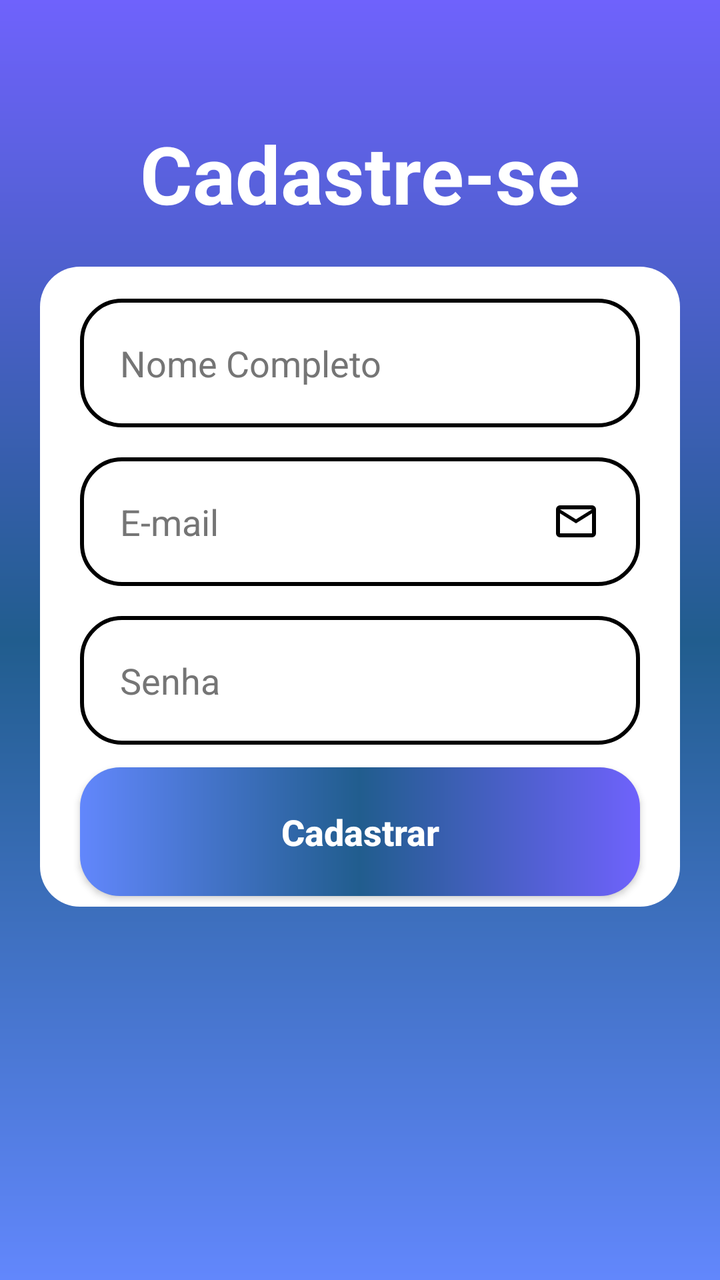
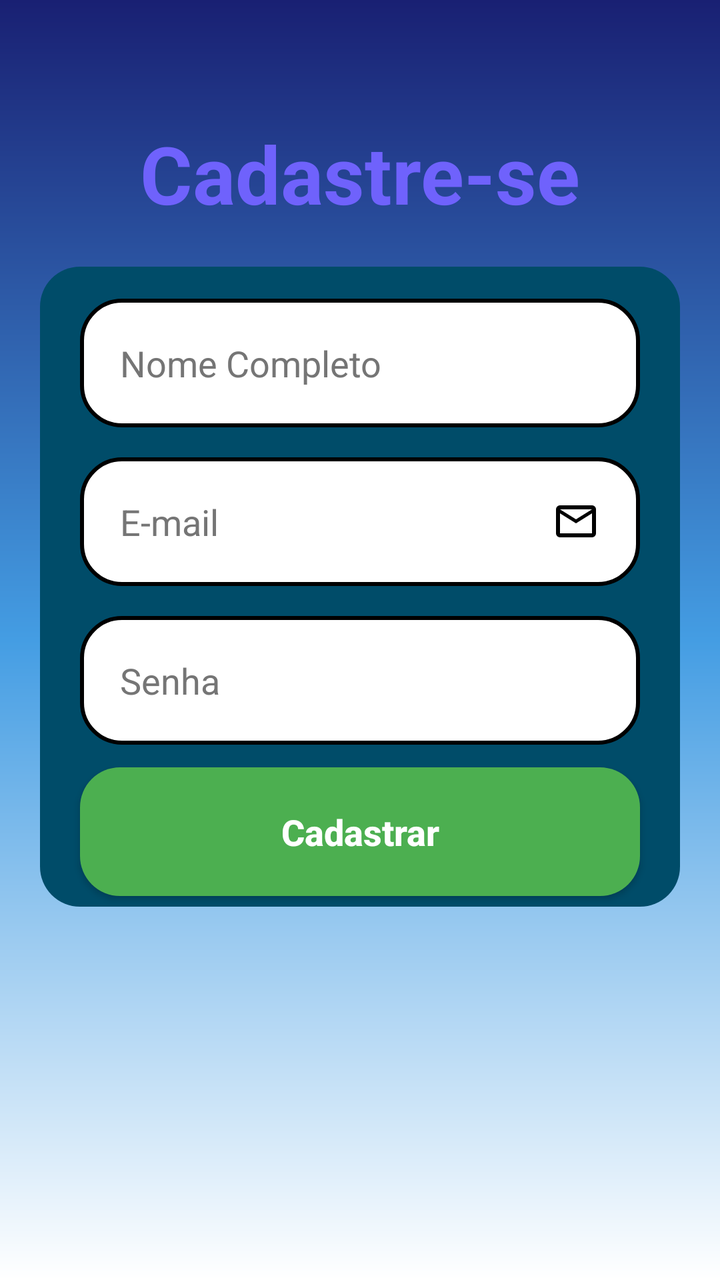

An Android layout rendered at two revisions. The XML below is the earlier revision; the diff shows what the commit changed to produce the second picture.
<!-- AndroidManifest.xml: application theme Theme.Imepac -->
<!-- res/layout/activity_form_cadastro.xml -->
<?xml version="1.0" encoding="utf-8"?>
<androidx.constraintlayout.widget.ConstraintLayout xmlns:android="http://schemas.android.com/apk/res/android"
    xmlns:app="http://schemas.android.com/apk/res-auto"
    xmlns:tools="http://schemas.android.com/tools"
    android:layout_width="match_parent"
    android:layout_height="match_parent"
    android:background="@drawable/background"
    tools:context=".FormCadastro">

    
    <TextView
        android:id="@+id/title_cadastro"
        android:layout_width="wrap_content"
        android:layout_height="wrap_content"
        android:text="Cadastre-se"
        android:textSize="40sp"
        android:textColor="@color/white"
        android:textStyle="bold"
        android:layout_marginTop="60dp"
        app:layout_constraintStart_toStartOf="parent"
        app:layout_constraintEnd_toEndOf="parent"
        app:layout_constraintTop_toTopOf="parent" />

    
    <View
        android:id="@+id/container_components"
        style="@style/ContainerComponents"
        android:layout_height="320dp"
        android:layout_marginTop="30dp"
        app:layout_constraintStart_toStartOf="parent"
        app:layout_constraintEnd_toEndOf="parent"
        app:layout_constraintTop_toBottomOf="@+id/title_cadastro" />

    

    
    <EditText
        android:id="@+id/edit_nome"
        style="@style/Edit_Text"
        android:layout_marginTop="16dp"
        android:hint="Nome Completo"
        android:inputType="textPersonName"
        app:layout_constraintEnd_toEndOf="@id/container_components"
        app:layout_constraintHorizontal_bias="1.0"
        app:layout_constraintStart_toStartOf="@id/container_components"
        app:layout_constraintTop_toTopOf="@+id/container_components" />

    <EditText
        android:id="@+id/edit_email_cadastro"
        style="@style/Edit_Text"
        android:hint="E-mail"
        android:inputType="textEmailAddress"
        android:drawableEnd="@drawable/email"
        app:layout_constraintTop_toBottomOf="@+id/edit_nome"
        app:layout_constraintStart_toStartOf="@id/container_components"
        app:layout_constraintEnd_toEndOf="@id/container_components" />

    
    <EditText
        android:id="@+id/edit_senha_cadastro"
        style="@style/Edit_Text"
        android:hint="Senha"
        android:inputType="textPassword"
        app:layout_constraintTop_toBottomOf="@+id/edit_email_cadastro"
        app:layout_constraintStart_toStartOf="@id/container_components"
        app:layout_constraintEnd_toEndOf="@id/container_components" />

    
    <androidx.appcompat.widget.AppCompatButton
        android:id="@+id/bt_cadastrar"
        style="@style/button"
        android:layout_marginTop="-70dp"
        android:text="Cadastrar"
        app:layout_constraintEnd_toEndOf="parent"
        app:layout_constraintStart_toStartOf="parent"
        app:layout_constraintTop_toBottomOf="@id/container_components" />

</androidx.constraintlayout.widget.ConstraintLayout>
<!-- resources referenced by this layout -->
<resources>
  <color name="white">#FFFFFFFF</color>
  <!-- drawable background (drawable) -->
  <?xml version="1.0" encoding="utf-8"?>
  <shape xmlns:android="http://schemas.android.com/apk/res/android">
      <gradient
          android:startColor="@color/azul_imepac3"
          android:centerColor="@color/azul_imepac"
          android:endColor="@color/azul_imepac2"
          android:angle="90" />
  </shape>
  <!-- drawable email (drawable) -->
  <vector xmlns:android="http://schemas.android.com/apk/res/android" android:height="24dp" android:tint="#000000" android:viewportHeight="960" android:viewportWidth="960" android:width="24dp">
        
      <path android:fillColor="@android:color/white" android:pathData="M160,800Q127,800 103.5,776.5Q80,753 80,720L80,240Q80,207 103.5,183.5Q127,160 160,160L800,160Q833,160 856.5,183.5Q880,207 880,240L880,720Q880,753 856.5,776.5Q833,800 800,800L160,800ZM480,520L160,320L160,720Q160,720 160,720Q160,720 160,720L800,720Q800,720 800,720Q800,720 800,720L800,320L480,520ZM480,440L800,240L160,240L480,440ZM160,320L160,240L160,240L160,320L160,720Q160,720 160,720Q160,720 160,720L160,720Q160,720 160,720Q160,720 160,720L160,320Z"/>
      
  </vector>
  <style name="ContainerComponents">
          <item name="android:layout_width">match_parent</item>
          <item name="android:layout_height">250dp</item>
          <item name="android:background">@drawable/container_components</item>
          <item name="android:layout_margin">20dp</item>
      </style>
  <style name="Edit_Text">
          <item name="android:layout_width">match_parent</item>
          <item name="android:layout_height">wrap_content</item>
          <item name="android:background">@drawable/edit_text</item>
          <item name="android:padding">20dp</item>
          <item name="android:layout_marginLeft">40dp</item>
          <item name="android:layout_marginRight">40dp</item>
          <item name="android:layout_marginTop">15dp</item>
          <item name="android:textColorHint">#757575</item>
      </style>
  <style name="button">
          <item name="android:textColor">@color/white</item>
          <item name="android:textSize">18sp</item>
          <item name="android:textStyle">bold</item>
          <item name="android:textAllCaps">false</item>
          <item name="android:layout_width">match_parent</item>
          <item name="android:layout_height">wrap_content</item>
          <item name="android:layout_marginRight">40dp</item>
          <item name="android:layout_marginLeft">40dp</item>
          <item name="android:layout_marginTop">15dp</item>
          <item name="android:padding">20dp</item>
          <item name="android:background">@drawable/button</item>
      </style>
  <style name="Theme.Imepac" parent="Base.Theme.Imepac" />
  <color name="azul_imepac3">#6287FC</color>
  <color name="azul_imepac">#215D8E</color>
  <color name="azul_imepac2">#6F62FC</color>
  <!-- drawable container_components (drawable) -->
  <?xml version="1.0" encoding="utf-8"?>
  <shape xmlns:android="http://schemas.android.com/apk/res/android">
      <solid android:color="@color/white"/>
      <corners android:radius="20dp"/>
  </shape>
  <!-- drawable edit_text (drawable) -->
  <?xml version="1.0" encoding="utf-8"?>
  <shape xmlns:android="http://schemas.android.com/apk/res/android">
      <solid android:color="@color/white"/>
      <corners android:radius="20dp"/>
      <stroke android:color="@color/black" android:width="2dp"/>
  </shape>
  <!-- drawable button (drawable) -->
  <?xml version="1.0" encoding="utf-8"?>
  <shape xmlns:android="http://schemas.android.com/apk/res/android">
      <corners android:radius="20dp"/>
      <gradient
          android:startColor="@color/azul_imepac3"
          android:centerColor="@color/azul_imepac"
          android:endColor="@color/azul_imepac2"
          android:angle="0" />
  </shape>
  <style name="Base.Theme.Imepac" parent="Theme.Material3.DayNight.NoActionBar">
          
          
      </style>
  <color name="black">#FF000000</color>
</resources>

<!-- the commit's change to res/layout/activity_form_cadastro.xml (unified diff, before → after) -->
@@ -14,7 +14,7 @@
         android:layout_height="wrap_content"
         android:text="Cadastre-se"
         android:textSize="40sp"
-        android:textColor="@color/white"
+        android:textColor="@color/azul_imepac2"
         android:textStyle="bold"
         android:layout_marginTop="60dp"
         app:layout_constraintStart_toStartOf="parent"
@@ -29,7 +29,8 @@
         android:layout_marginTop="30dp"
         app:layout_constraintStart_toStartOf="parent"
         app:layout_constraintEnd_toEndOf="parent"
-        app:layout_constraintTop_toBottomOf="@+id/title_cadastro" />
+        app:layout_constraintTop_toBottomOf="@+id/title_cadastro"
+        />
 
     
 
<!-- resource entries referenced after the edit -->
@@ -5,9 +5,9 @@
   <?xml version="1.0" encoding="utf-8"?>
   <shape xmlns:android="http://schemas.android.com/apk/res/android">
       <gradient
-          android:startColor="@color/azul_imepac3"
-          android:centerColor="@color/azul_imepac"
-          android:endColor="@color/azul_imepac2"
+          android:startColor="@color/white"
+          android:centerColor="#449DE3"
+          android:endColor="#192073"
           android:angle="90" />
   </shape>
   <!-- drawable email (drawable) -->
@@ -46,13 +46,11 @@
           <item name="android:background">@drawable/button</item>
       </style>
   <style name="Theme.Imepac" parent="Base.Theme.Imepac" />
-  <color name="azul_imepac3">#6287FC</color>
-  <color name="azul_imepac">#215D8E</color>
   <color name="azul_imepac2">#6F62FC</color>
   <!-- drawable container_components (drawable) -->
   <?xml version="1.0" encoding="utf-8"?>
   <shape xmlns:android="http://schemas.android.com/apk/res/android">
-      <solid android:color="@color/white"/>
+      <solid android:color="@color/material_dynamic_primary30"/>
       <corners android:radius="20dp"/>
   </shape>
   <!-- drawable edit_text (drawable) -->
@@ -67,9 +65,9 @@
   <shape xmlns:android="http://schemas.android.com/apk/res/android">
       <corners android:radius="20dp"/>
       <gradient
-          android:startColor="@color/azul_imepac3"
-          android:centerColor="@color/azul_imepac"
-          android:endColor="@color/azul_imepac2"
+          android:startColor="#4CAF50"
+          android:centerColor="#4CAF50"
+          android:endColor="#4CAF50"
           android:angle="0" />
   </shape>
   <style name="Base.Theme.Imepac" parent="Theme.Material3.DayNight.NoActionBar">
